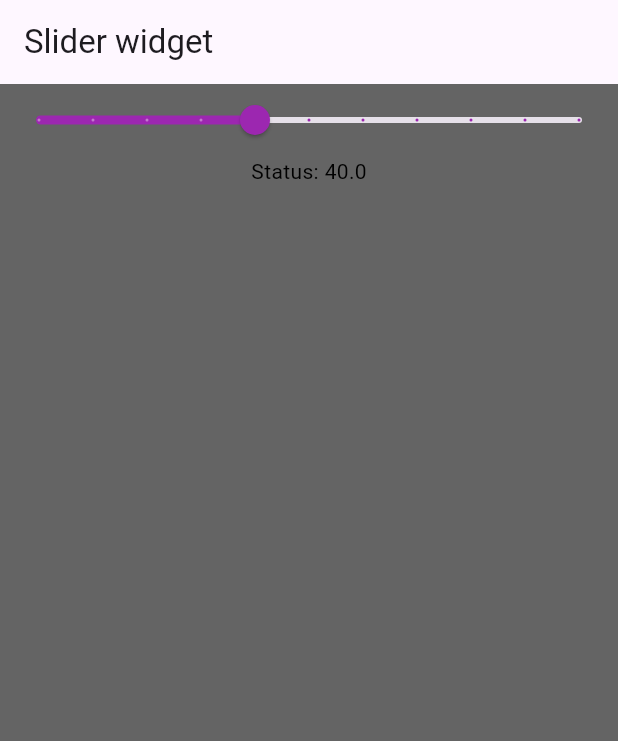
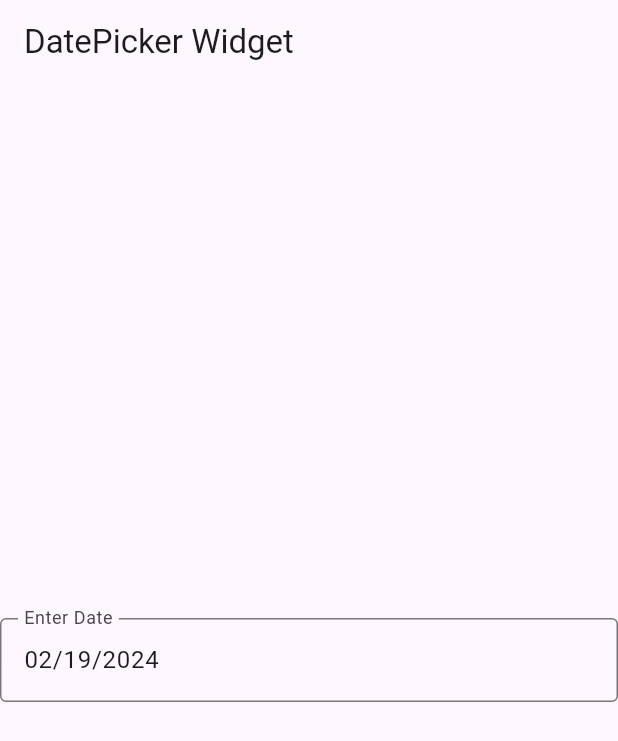
Before and after one commit to vaibhavt-nt/flutter_training, a Flutter app: the screen it shows after launch, on a phone screen of 412 x 824 dp. Shown: the top 741 px of the screen. Run offline on Flutter 3.47's test engine with Material 3 defaults, Android fonts, the light colour scheme and no system bars; key blocks and very long unbroken strings in the code were emptied for the run.

Commit message:
Input date picker widget learned

```diff
--- a/lib/main.dart
+++ b/lib/main.dart
@@ -4,6 +4,7 @@ import 'package:flutter_training/widgets/Wrap.dart';
 import 'package:flutter_training/widgets/drawer.dart';
 import 'package:flutter_training/widgets/gesture_detector.dart';
 import 'package:flutter_training/widgets/gride_view.dart';
+import 'package:flutter_training/widgets/inputDatePickerFormField.dart';
 import 'package:flutter_training/widgets/list_view.dart';
 import 'package:flutter_training/widgets/list_view_builder.dart';
 import 'package:flutter_training/widgets/mouse_region.dart';
@@ -24,7 +25,7 @@ class homepage extends StatelessWidget {
   Widget build(BuildContext context) {
     return MaterialApp(
       title: "my home page",
-      home: slider_widget(),
+      home: DatePickerWidget(),
     );
   }
 }
--- /dev/null
+++ b/lib/widgets/inputDatePickerFormField.dart
@@ -0,0 +1,47 @@
+import 'package:flutter/material.dart';
+
+class DatePickerWidget extends StatefulWidget {
+  const DatePickerWidget({super.key});
+
+  @override
+  State<DatePickerWidget> createState() => _DatePickerWidgetState();
+}
+
+class _DatePickerWidgetState extends State<DatePickerWidget> {
+  @override
+  Widget build(BuildContext context) {
+    return Scaffold(
+      appBar: AppBar(
+        title:  const Text("DatePicker Widget"),
+      ),
+      body: Center(
+        child: InputDatePickerFormField(
+            firstDate: DateTime(2024),
+            lastDate: DateTime(2025),
+          initialDate: DateTime.now(),
+          errorFormatText: 'Enter valid text',
+          errorInvalidText: "Enter valid date",
+          keyboardType: TextInputType.datetime,
+
+          acceptEmptyDate: false,
+          onDateSubmitted: (value) {
+
+            SnackBar(content:   Text("Date Selected :$value"),
+            behavior: SnackBarBehavior.floating,
+            width: 20,
+            backgroundColor: Colors.green,
+            duration: Durations.short1,);
+          },
+          onDateSaved: (value) {
+            SnackBar(content:   Text("Date Selected :$value"),
+              width: 20,
+              backgroundColor: Colors.green,
+              duration: Durations.short1,);
+          },
+
+        ),
+      ),
+
+    );
+  }
+}
```
